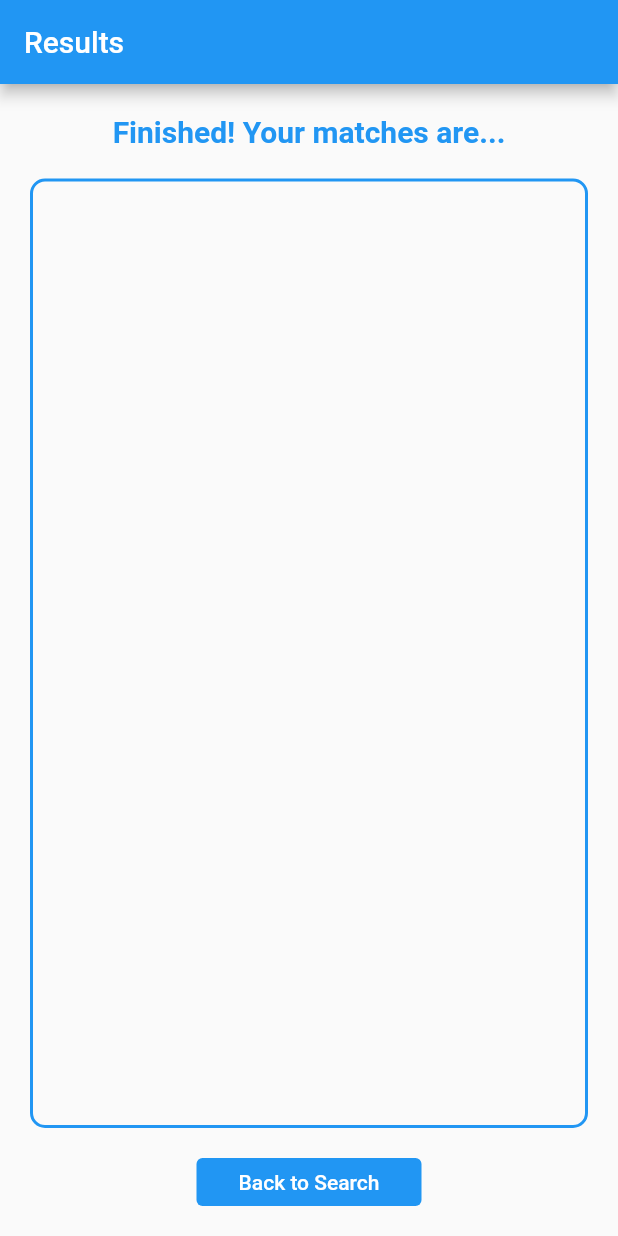
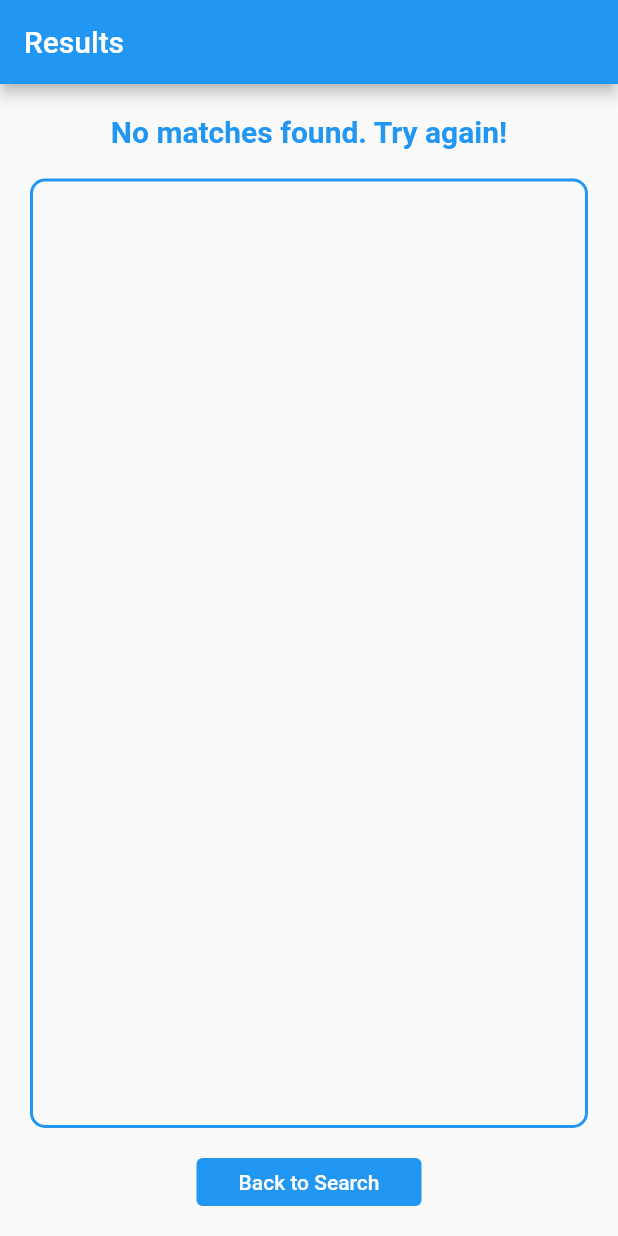
Before and after one commit to MatthewSzurkowski/TasteTwin, a Flutter app: the ResultsPage screen opened directly with empty values, on a phone screen of 412 x 824 dp. Run offline on Flutter 3.47's test engine with Material 2 defaults, Android fonts, the phone set to English and light mode, and no system bars; our stand-ins replace custom_radio_grouped_button, firebase_core, firebase_database, flutter_riverpod, swipe_cards; missing offline and left inert: dart:ffi; accounts and stored records are empty.

Commit message:
Updated results to page if no matches found.

```diff
--- a/taste_twin/lib/pages/results_page.dart
+++ b/taste_twin/lib/pages/results_page.dart
@@ -79,7 +79,19 @@ class ResultsPage extends StatelessWidget {
           child: Column(
             mainAxisAlignment: MainAxisAlignment.spaceBetween,
             children: [
-              // Title
+              if (finalSet.isEmpty)
+                Container(
+                  margin: const EdgeInsets.all(20),
+                  child: const Text(
+                    "No matches found. Try again!",
+                    style: TextStyle(
+                      color: Colors.blue,
+                      fontSize: 20,
+                      fontWeight: FontWeight.bold,
+                    ),
+                  ),
+                )
+              else
                 Container(
                   margin: const EdgeInsets.all(20),
                   child: const Text(
@@ -91,6 +103,7 @@ class ResultsPage extends StatelessWidget {
                     ),
                   ),
                 ),
+              // Title
 
               // Scrollable list of Results
               Expanded(
```
Lines whose indentation alone changed are shown as unchanged.
